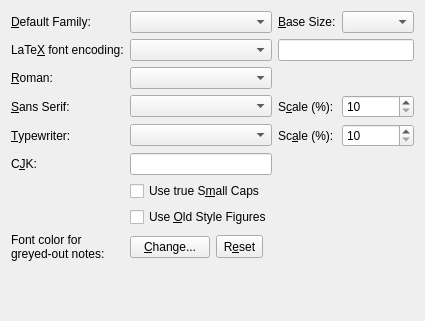
Before: the Qt Designer form src/frontends/qt4/ui/FontUi.ui in cburschka/lyx, drawn with Qt 5.
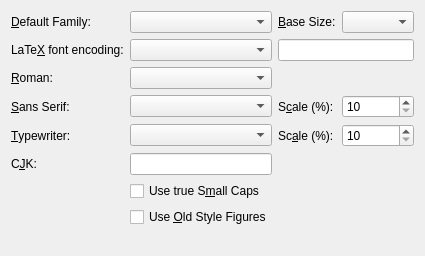
After: the same form once the commit is applied.

Commit message:
introduce a new color module to GuiDocument as suggested:
- move the background color settings from PageLayoutUi.ui to ColorUi.ui

- move the greyed-out font color from FontUi.ui to ColorUi.ui

- some sorting and whitespace unification

- the group boxes will get the next days each a further entry
 (one for the document-wide text color and one for the shaded box background)

```diff
--- a/src/frontends/qt4/ui/FontUi.ui
+++ b/src/frontends/qt4/ui/FontUi.ui
@@ -6,7 +6,7 @@
     <x>0</x>
     <y>0</y>
     <width>404</width>
-    <height>321</height>
+    <height>256</height>
    </rect>
   </property>
   <property name="windowTitle">
@@ -204,70 +204,7 @@
      </property>
     </widget>
    </item>
-   <item row="8" column="0">
-    <widget class="QLabel" name="noteFontColorLA">
-     <property name="text">
-      <string>Font color for
-greyed-out notes:</string>
-     </property>
-    </widget>
-   </item>
-   <item row="8" column="1" colspan="2">
-    <layout class="QHBoxLayout" name="horizontalLayout_3">
-     <item>
-      <widget class="QPushButton" name="noteFontColorPB">
-       <property name="maximumSize">
-        <size>
-         <width>16777215</width>
-         <height>16777215</height>
-        </size>
-       </property>
-       <property name="toolTip">
-        <string>Click to change the color</string>
-       </property>
-       <property name="text">
-        <string>&amp;Change...</string>
-       </property>
-      </widget>
-     </item>
-     <item>
-      <widget class="QToolButton" name="delNoteFontColorTB">
-       <property name="minimumSize">
-        <size>
-         <width>23</width>
-         <height>23</height>
-        </size>
-       </property>
-       <property name="toolTip">
-        <string>Revert the color to the default</string>
-       </property>
-       <property name="text">
-        <string>R&amp;eset</string>
-       </property>
-       <property name="toolButtonStyle">
-        <enum>Qt::ToolButtonTextOnly</enum>
-       </property>
-       <property name="arrowType">
-        <enum>Qt::LeftArrow</enum>
-       </property>
-      </widget>
-     </item>
-     <item>
-      <spacer name="horizontalSpacer_2">
-       <property name="orientation">
-        <enum>Qt::Horizontal</enum>
-       </property>
-       <property name="sizeHint" stdset="0">
-        <size>
-         <width>40</width>
-         <height>20</height>
-        </size>
-       </property>
-      </spacer>
-     </item>
-    </layout>
-   </item>
-   <item row="9" column="1">
+   <item row="8" column="1">
     <spacer name="verticalSpacer">
      <property name="orientation">
       <enum>Qt::Vertical</enum>
```
The commit also changes 6 other files.
